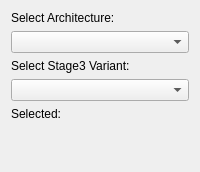
Old version of the form src/modules/stagechoose/StageChoosePage.ui in the repository TableFlipper9/calamares.
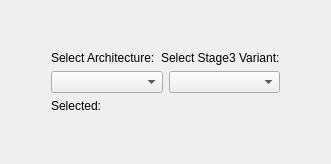
New version of the form.

```diff
--- a/src/modules/stagechoose/StageChoosePage.ui
+++ b/src/modules/stagechoose/StageChoosePage.ui
@@ -2,17 +2,52 @@
 <ui version="4.0">
  <class>StageChoosePage</class>
  <widget class="QWidget" name="StageChoosePage">
+  <layout class="QVBoxLayout" name="outerVerticalLayout">
+   <item>
+    <spacer name="verticalSpacerTop">
+     <property name="orientation">
+      <enum>Qt::Vertical</enum>
+     </property>
+     <property name="sizeType">
+      <enum>QSizePolicy::Expanding</enum>
+     </property>
+     <property name="sizeHint" stdset="0">
+      <size>
+       <width>20</width>
+       <height>40</height>
+      </size>
+     </property>
+    </spacer>
+   </item>
+   <item>
+    <layout class="QHBoxLayout" name="horizontalCenteringLayout">
+     <item>
+      <spacer name="horizontalSpacerLeft">
+       <property name="orientation">
+        <enum>Qt::Horizontal</enum>
+       </property>
+       <property name="sizeType">
+        <enum>QSizePolicy::Expanding</enum>
+       </property>
+       <property name="sizeHint" stdset="0">
+        <size>
+         <width>40</width>
+         <height>20</height>
+        </size>
+       </property>
+      </spacer>
+     </item>
+     <item>
   <layout class="QVBoxLayout" name="verticalLayout">
    <item>
+        <layout class="QHBoxLayout" name="topLabelsLayout">
+         <item>
     <widget class="QLabel" name="archLabel">
      <property name="text">
       <string>Select Architecture:</string>
      </property>
     </widget>
    </item>
-   <item>
-    <widget class="QComboBox" name="architectureComboBox"/>
-   </item>
    <item>
     <widget class="QLabel" name="variantLabel">
      <property name="text">
@@ -20,9 +55,18 @@
      </property>
     </widget>
    </item>
+        </layout>
+       </item>
+       <item>
+        <layout class="QHBoxLayout" name="comboBoxesLayout">
+         <item>
+          <widget class="QComboBox" name="architectureComboBox"/>
+         </item>
    <item>
     <widget class="QComboBox" name="variantComboBox"/>
    </item>
+        </layout>
+       </item>
    <item>
     <widget class="QLabel" name="selectedTarballLabel">
      <property name="text">
@@ -30,8 +74,28 @@
      </property>
     </widget>
    </item>
+      </layout>
+     </item>
    <item>
-    <spacer name="verticalSpacer">
+      <spacer name="horizontalSpacerRight">
+       <property name="orientation">
+        <enum>Qt::Horizontal</enum>
+       </property>
+       <property name="sizeType">
+        <enum>QSizePolicy::Expanding</enum>
+       </property>
+       <property name="sizeHint" stdset="0">
+        <size>
+         <width>40</width>
+         <height>20</height>
+        </size>
+       </property>
+      </spacer>
+     </item>
+    </layout>
+   </item>
+   <item>
+    <spacer name="verticalSpacerBottom">
      <property name="orientation">
       <enum>Qt::Vertical</enum>
      </property>
```
Lines whose indentation alone changed are shown as unchanged.
